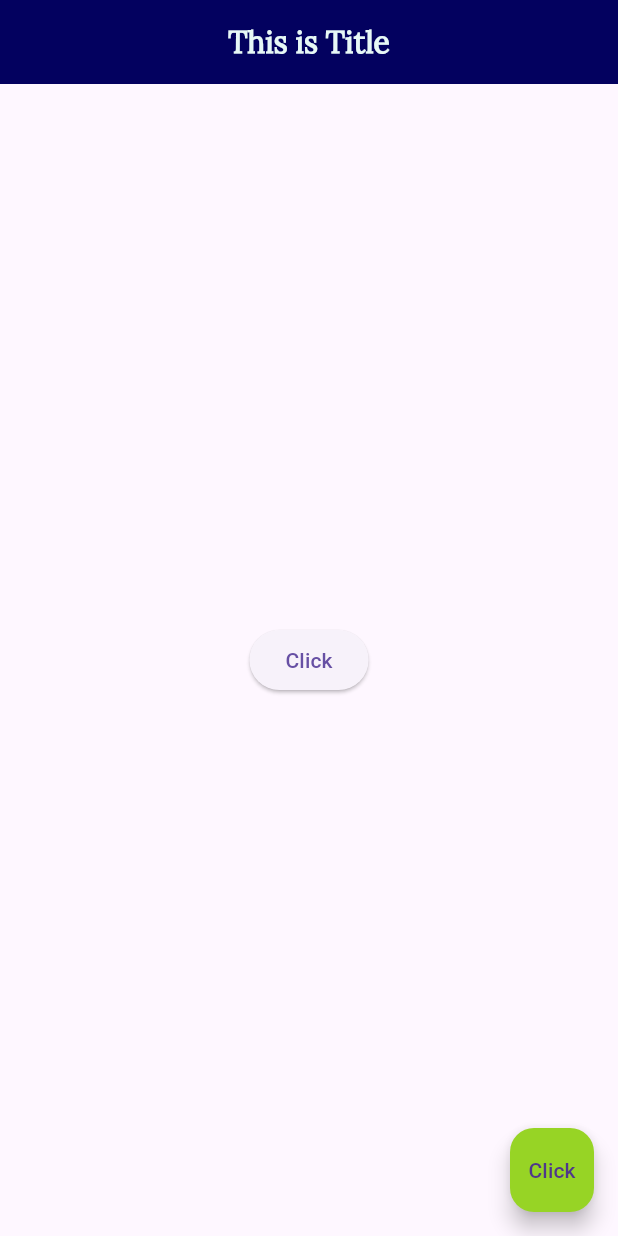
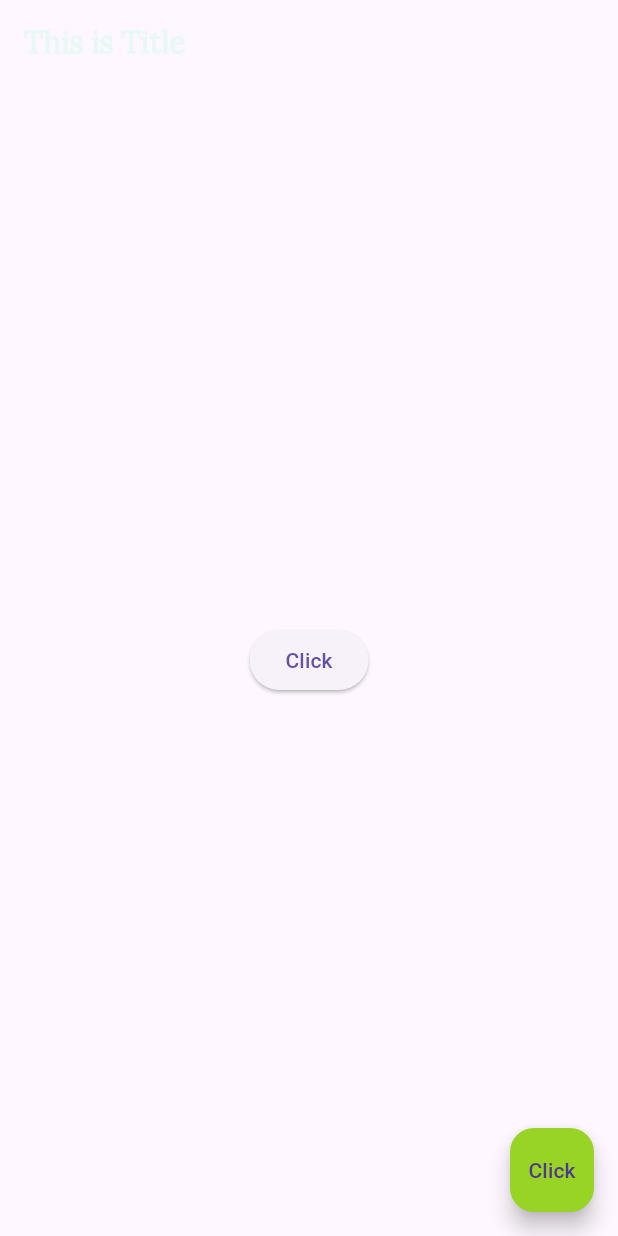
Before and after one commit to Knightak/virtuoso, a Flutter app: the screen it shows after launch, on a phone screen of 412 x 824 dp. Run offline on Flutter 3.47's test engine with Material 3 defaults, Android fonts, the phone set to English and light mode, and no system bars.

Commit message:
git push

```diff
--- a/lib/main.dart
+++ b/lib/main.dart
@@ -1,6 +1,4 @@
-import 'dart:ui_web';
 import 'package:flutter/material.dart';
-import 'package:provider/provider.dart';
 
 void main() => runApp(MaterialApp(
       home: Home(),
@@ -20,8 +18,6 @@ class Home extends StatelessWidget {
             fontFamily: 'Lora',
           ),
         ),
-        centerTitle: true,
-        backgroundColor: Color.fromARGB(255, 3, 1, 95),
       ),
       body: Center(
         child: ElevatedButton(
```
